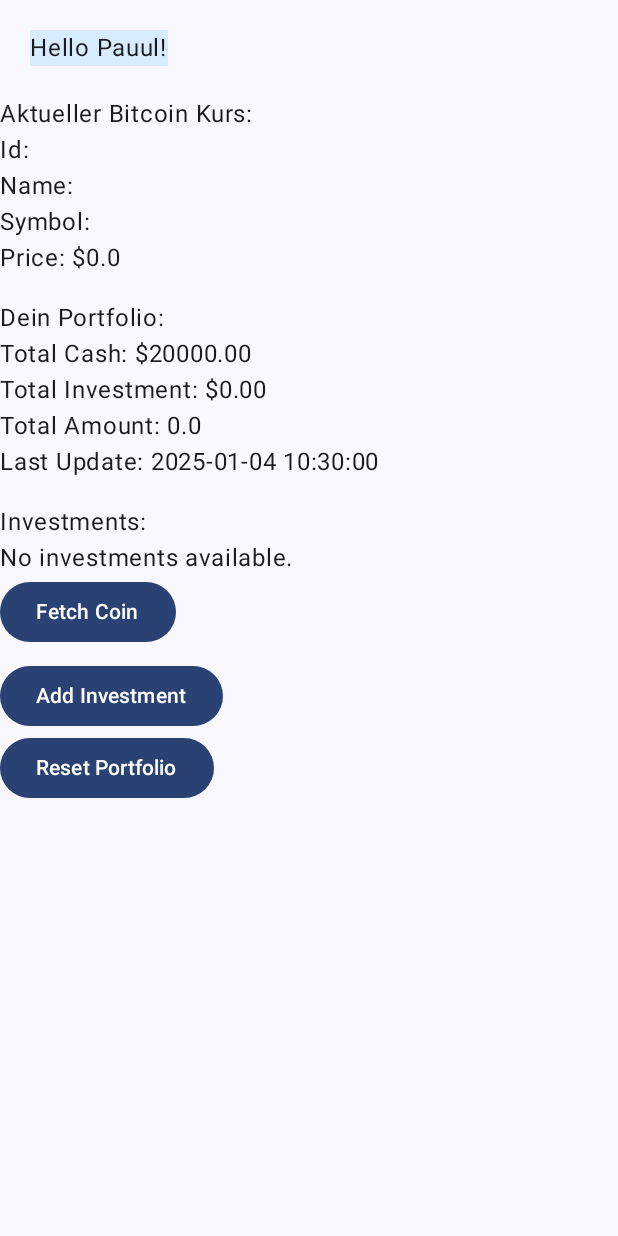
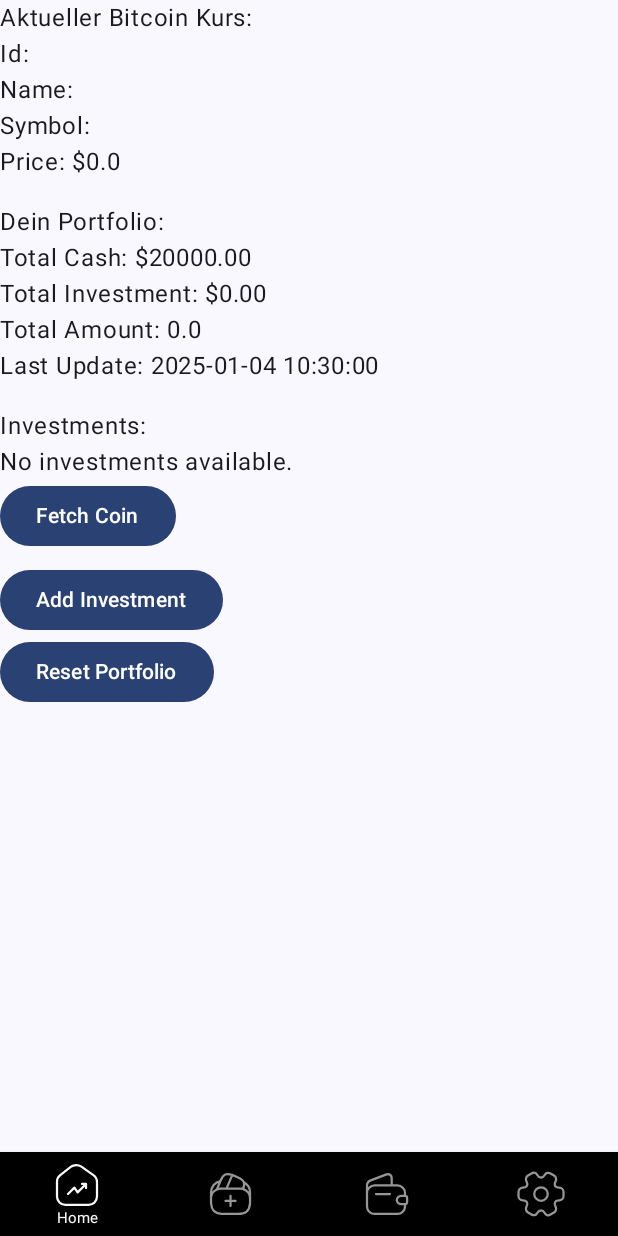
Before and after one commit to bluebox69/MyBitcoinPortfolioApp, an Android app built with Jetpack Compose: the screen it shows after launch (MainActivity), on a phone screen of 412 x 824 dp. Run offline under Robolectric (Android 15) with nearby library versions, the phone set to English and light mode, and no system bars; our stand-ins replace Room's generated code.

Commit message:
add bottomNavBar

```diff
--- a/app/build.gradle.kts
+++ b/app/build.gradle.kts
@@ -3,6 +3,7 @@ plugins {
     alias(libs.plugins.kotlin.android)
     alias(libs.plugins.kotlin.compose)
     id("com.google.devtools.ksp") version "2.0.21-1.0.27"
+    kotlin("plugin.serialization") version "2.0.21"
 }
 
 android {
@@ -37,6 +38,9 @@ android {
     }
     buildFeatures {
         compose = true
+    }
+    composeOptions {
+        kotlinCompilerExtensionVersion = "1.5.15"
     }
 }
 
@@ -78,4 +82,12 @@ dependencies {
     implementation (libs.converter.gson)
     implementation(libs.logging.interceptor)
 
+    //navigation
+    implementation (libs.androidx.navigation.compose)
+    // JSON serialization library, works with the Kotlin serialization plugin
+    implementation(libs.kotlinx.serialization.json)
+
+    //BottomNavigation Material
+    implementation("androidx.compose.material:material:1.7.5")
+
 }
--- a/app/src/main/java/com/example/mybitcoinportolioapp/presentation/MainActivity.kt
+++ b/app/src/main/java/com/example/mybitcoinportolioapp/presentation/MainActivity.kt
@@ -1,22 +1,21 @@
 package com.example.mybitcoinportolioapp.presentation
 
+import android.annotation.SuppressLint
 import android.os.Bundle
 import androidx.activity.ComponentActivity
 import androidx.activity.compose.setContent
 import androidx.activity.enableEdgeToEdge
-import androidx.compose.foundation.background
-import androidx.compose.foundation.layout.Column
-import androidx.compose.foundation.layout.fillMaxSize
-import androidx.compose.foundation.layout.padding
 import androidx.compose.material3.Scaffold
-import androidx.compose.material3.Text
 import androidx.compose.runtime.Composable
-import androidx.compose.ui.Modifier
-import androidx.compose.ui.tooling.preview.Preview
-import androidx.compose.ui.unit.dp
-import com.example.mybitcoinportolioapp.presentation.homeScreen.HomeScreen
-import com.example.mybitcoinportolioapp.presentation.ui.theme.IceBlue
+import androidx.compose.ui.graphics.vector.ImageVector
+import androidx.compose.ui.res.vectorResource
+import androidx.navigation.compose.rememberNavController
+import com.example.mybitcoinportolioapp.R
+import com.example.mybitcoinportolioapp.presentation.navigation.BottomNavItem
+import com.example.mybitcoinportolioapp.presentation.navigation.BottomNavigationBar
+import com.example.mybitcoinportolioapp.presentation.navigation.Navigation
 import com.example.mybitcoinportolioapp.presentation.ui.theme.MyBitcoinPortolioAppTheme
+
 
 class MainActivity : ComponentActivity() {
     override fun onCreate(savedInstanceState: Bundle?) {
@@ -24,34 +23,48 @@ class MainActivity : ComponentActivity() {
         enableEdgeToEdge()
         setContent {
             MyBitcoinPortolioAppTheme {
-                Scaffold(modifier = Modifier.fillMaxSize()) { innerPadding ->
-                    Column {
-                        Greeting(
-                            name = "Pauul",
-                            modifier = Modifier.padding(innerPadding)
-                                .padding(20.dp)
-                                .background(IceBlue)
-                        )
-                        HomeScreen()
-                    }
-                }
+                MyApp()
             }
         }
     }
 }
 
+@SuppressLint("UnusedMaterial3ScaffoldPaddingParameter")
 @Composable
-fun Greeting(name: String, modifier: Modifier = Modifier) {
-    Text(
-        text = "Hello $name!",
-        modifier = modifier
-    )
-}
-
-@Preview(showBackground = true)
-@Composable
-fun GreetingPreview() {
-    MyBitcoinPortolioAppTheme {
-        Greeting("Android")
+fun MyApp() {
+    val navController = rememberNavController()
+    Scaffold(
+        bottomBar = {
+            BottomNavigationBar (
+                items = listOf(
+                    BottomNavItem(
+                        name = "Home",
+                        route = "home",
+                        icon = ImageVector.vectorResource(id = R.drawable.home_trend_up)
+                    ),
+                    BottomNavItem(
+                        name = "Buy",
+                        route = "buy",
+                        icon = ImageVector.vectorResource(id = R.drawable.wallet_add)
+                    ),
+                    BottomNavItem(
+                        name = "Sell",
+                        route = "sell",
+                        icon = ImageVector.vectorResource(id = R.drawable.empty_wallet)
+                    ),
+                    BottomNavItem(
+                        name = "Settings",
+                        route = "settings",
+                        icon = ImageVector.vectorResource(id = R.drawable.setting_3)
+                    ),
+                ),
+                navController = navController,
+                onItemClick = {
+                    navController.navigate(it.route)
+                }
+            )
+        }
+    ) {
+        Navigation(navController = navController)
     }
 }
--- /dev/null
+++ b/app/src/main/java/com/example/mybitcoinportolioapp/presentation/buyScreen/BuyScreen.kt
@@ -0,0 +1,9 @@
+package com.example.mybitcoinportolioapp.presentation.buyScreen
+
+import androidx.compose.material3.Text
+import androidx.compose.runtime.Composable
+
+@Composable
+fun BuyScreen () {
+    Text("Buy Screen")
+}
--- /dev/null
+++ b/app/src/main/java/com/example/mybitcoinportolioapp/presentation/navigation/BottomNavItem.kt
@@ -0,0 +1,9 @@
+package com.example.mybitcoinportolioapp.presentation.navigation
+
+import androidx.compose.ui.graphics.vector.ImageVector
+
+data class BottomNavItem(
+    val name: String,
+    val route: String,
+    val icon: ImageVector
+)
--- /dev/null
+++ b/app/src/main/java/com/example/mybitcoinportolioapp/presentation/navigation/BottomNavigationBar.kt
@@ -0,0 +1,59 @@
+package com.example.mybitcoinportolioapp.presentation.navigation
+
+import androidx.compose.foundation.layout.Column
+import androidx.compose.material.BottomNavigation
+import androidx.compose.material.BottomNavigationItem
+import androidx.compose.material.Icon
+import androidx.compose.material.Text
+import androidx.compose.runtime.Composable
+import androidx.compose.ui.Alignment.Companion.CenterHorizontally
+import androidx.compose.ui.Modifier
+import androidx.compose.ui.graphics.Color
+import androidx.compose.ui.text.style.TextAlign
+import androidx.compose.ui.unit.dp
+import androidx.compose.ui.unit.sp
+import androidx.navigation.NavController
+import androidx.navigation.compose.currentBackStackEntryAsState
+import com.example.mybitcoinportolioapp.presentation.ui.theme.LightGrey
+import com.example.mybitcoinportolioapp.presentation.ui.theme.LightWhite
+
+@Composable
+fun BottomNavigationBar(
+    items: List<BottomNavItem>,
+    navController: NavController,
+    modifier: Modifier = Modifier,
+    onItemClick: (BottomNavItem) -> Unit
+) {
+    val backstackEntry = navController.currentBackStackEntryAsState()
+    BottomNavigation(
+        modifier = modifier,
+        backgroundColor = Color.Black,
+        elevation = 5.dp
+    ) {
+        items.forEach { item ->
+            val selected = item.route == backstackEntry.value?.destination?.route
+            BottomNavigationItem(
+                selected = selected,
+                onClick = { onItemClick(item) },
+                selectedContentColor = LightWhite,
+                unselectedContentColor = LightGrey,
+                icon = {
+                    Column(horizontalAlignment = CenterHorizontally) {
+                        Icon(
+                            imageVector = item.icon,
+                            contentDescription = item.name
+                        )
+                        if (selected) {
+                            Text(
+                                text = item.name,
+                                textAlign = TextAlign.Center,
+                                fontSize = 10.sp
+                            )
+                        }
+
+                    }
+                }
+            )
+        }
+    }
+}
--- /dev/null
+++ b/app/src/main/java/com/example/mybitcoinportolioapp/presentation/navigation/Navigation.kt
@@ -0,0 +1,25 @@
+package com.example.mybitcoinportolioapp.presentation.navigation
+
+import androidx.compose.runtime.Composable
+import androidx.navigation.NavHostController
+import androidx.navigation.compose.NavHost
+import androidx.navigation.compose.composable
+import com.example.mybitcoinportolioapp.presentation.buyScreen.BuyScreen
+import com.example.mybitcoinportolioapp.presentation.homeScreen.HomeScreen
+import com.example.mybitcoinportolioapp.presentation.sellScreen.SellScreen
+import com.example.mybitcoinportolioapp.presentation.settingsScreen.SettingsScreen
+
+
+@Composable
+fun Navigation(navController: NavHostController) {
+    NavHost(
+        navController = navController,
+        startDestination = "home"
+    ) {
+        composable("home") { HomeScreen() }
+        composable("buy") { BuyScreen() }
+        composable("sell") { SellScreen() }
+        composable("settings") { SettingsScreen() }
+    }
+
+}
--- /dev/null
+++ b/app/src/main/java/com/example/mybitcoinportolioapp/presentation/sellScreen/SellScreen.kt
@@ -0,0 +1,9 @@
+package com.example.mybitcoinportolioapp.presentation.sellScreen
+
+import androidx.compose.material3.Text
+import androidx.compose.runtime.Composable
+
+@Composable
+fun SellScreen() {
+    Text("Sell Screen")
+}
--- /dev/null
+++ b/app/src/main/java/com/example/mybitcoinportolioapp/presentation/settingsScreen/SettingsScreen.kt
@@ -0,0 +1,8 @@
+package com.example.mybitcoinportolioapp.presentation.settingsScreen
+
+import androidx.compose.runtime.Composable
+
+@Composable
+fun SettingsScreen() {
+
+}
--- /dev/null
+++ b/app/src/main/java/com/example/mybitcoinportolioapp/presentation/transactionListScreen/TransactionListScreen.kt
@@ -0,0 +1,8 @@
+package com.example.mybitcoinportolioapp.presentation.transactionListScreen
+
+import androidx.compose.runtime.Composable
+
+@Composable
+fun TransactionListScreen() {
+
+}
--- a/gradle/libs.versions.toml
+++ b/gradle/libs.versions.toml
@@ -8,11 +8,13 @@ coreKtx = "1.10.1"
 junit = "4.13.2"
 junitVersion = "1.1.5"
 espressoCore = "3.5.1"
+kotlinxSerializationJson = "1.7.3"
 lifecycleRuntimeKtx = "2.6.1"
 activityCompose = "1.8.0"
 composeBom = "2024.04.01"
 koin-bom = "4.0.1"
 loggingInterceptor = "4.9.2"
+navigationCompose = "2.8.5"
 retrofit = "2.11.0"
 roomCompiler = "2.6.1"
 roomKtx = "2.6.1"
@@ -20,6 +22,7 @@ roomRuntime = "2.6.1"
 
 [libraries]
 androidx-core-ktx = { group = "androidx.core", name = "core-ktx", version.ref = "coreKtx" }
+androidx-navigation-compose = { module = "androidx.navigation:navigation-compose", version.ref = "navigationCompose" }
 androidx-room-compiler = { module = "androidx.room:room-compiler", version.ref = "roomCompiler" }
 androidx-room-ktx = { module = "androidx.room:room-ktx", version.ref = "roomKtx" }
 androidx-room-runtime = { module = "androidx.room:room-runtime", version.ref = "roomRuntime" }
@@ -43,6 +46,7 @@ koin-android = { module = "io.insert-koin:koin-android", version.ref = "koinAndr
 koin-androidx-compose = { module = "io.insert-koin:koin-androidx-compose", version.ref = "koinAndroid" }
 koin-bom = { module = "io.insert-koin:koin-bom", version.ref = "koin-bom" }
 koin-core = { module = "io.insert-koin:koin-core" }
+kotlinx-serialization-json = { module = "org.jetbrains.kotlinx:kotlinx-serialization-json", version.ref = "kotlinxSerializationJson" }
 logging-interceptor = { module = "com.squareup.okhttp3:logging-interceptor", version.ref = "loggingInterceptor" }
 retrofit = { module = "com.squareup.retrofit2:retrofit", version.ref = "retrofit" }
 
```
